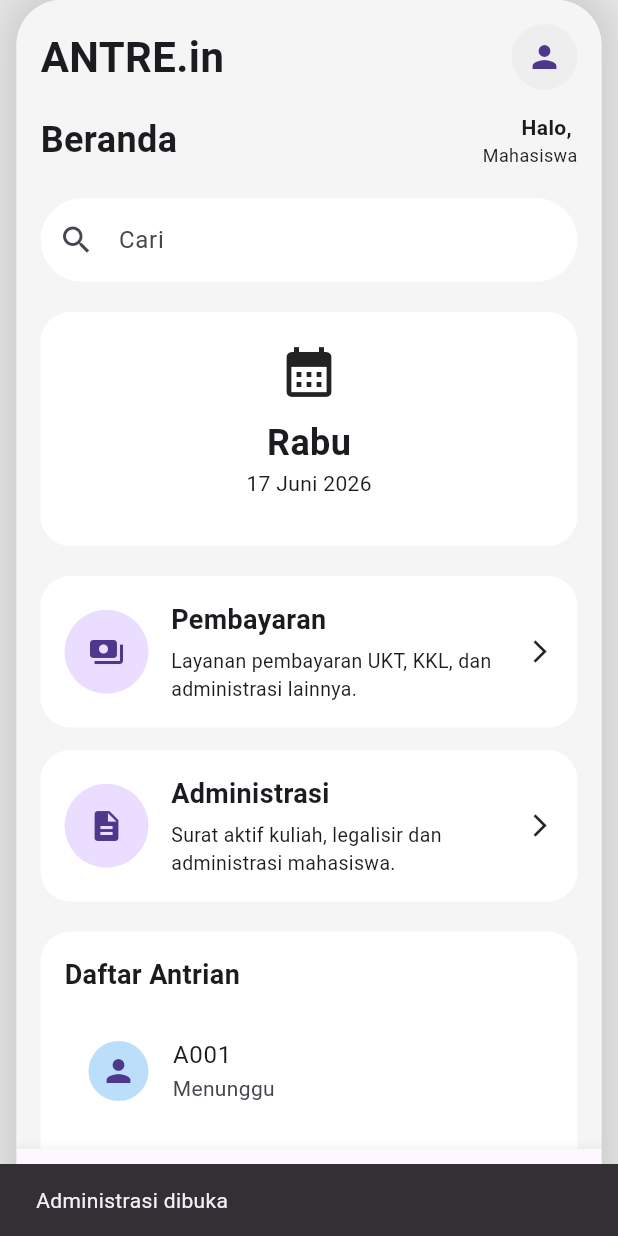
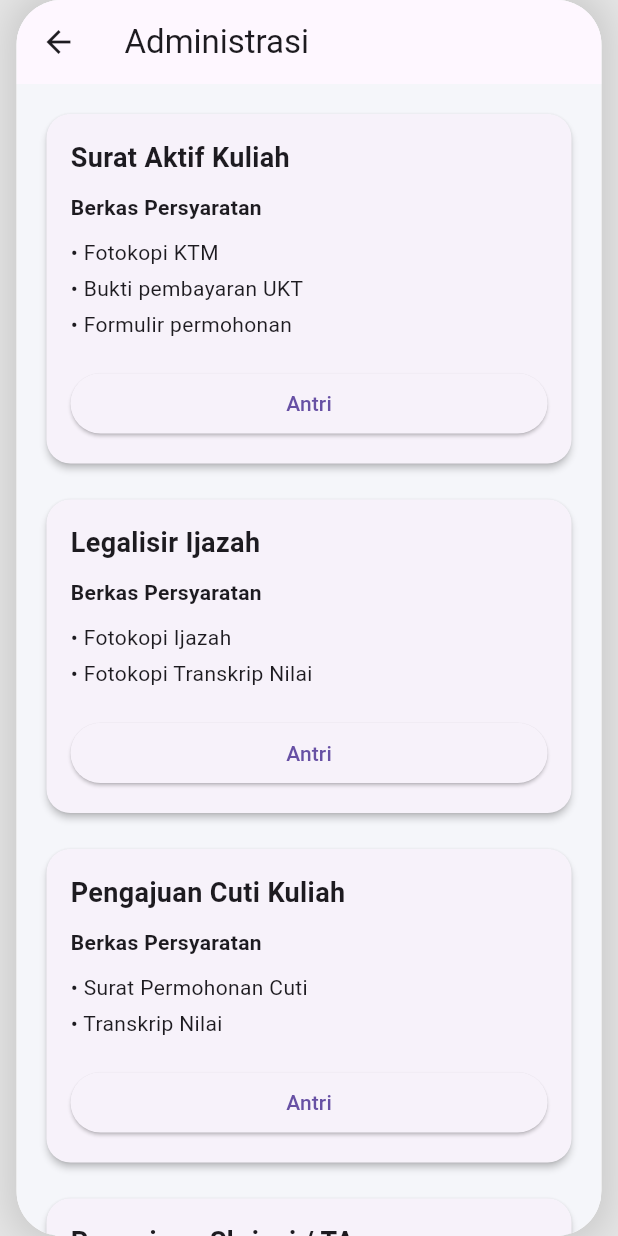
Before and after one commit to kukuhlisa/reservasi_mobile, a Flutter app: the DashboardScreen screen opened directly with empty values, after a tap on "Administrasi", on a phone screen of 412 x 824 dp. Run offline on Flutter 3.47's test engine with Material 3 defaults, Android fonts, the phone set to English and light mode, and no system bars; our stand-ins replace dio, file_picker, image_picker, shared_preferences; accounts and stored records are empty.

Commit message:
update administrasi

```diff
--- /dev/null
+++ b/lib/screens/administrasi_screen.dart
@@ -0,0 +1,154 @@
+import 'package:flutter/material.dart';
+
+import 'data_diri_screen.dart';
+
+class AdministrasiScreen extends StatelessWidget {
+  const AdministrasiScreen({super.key});
+
+  @override
+  Widget build(BuildContext context) {
+    return Scaffold(
+      backgroundColor: const Color(0xFFF5F6FA),
+      appBar: AppBar(
+        title: const Text(
+          "Administrasi",
+        ),
+      ),
+      body: ListView(
+        padding: const EdgeInsets.all(16),
+        children: [
+
+          buildCard(
+            context,
+            "Surat Aktif Kuliah",
+            [
+              "Fotokopi KTM",
+              "Bukti pembayaran UKT",
+              "Formulir permohonan",
+            ],
+          ),
+
+          const SizedBox(height: 16),
+
+          buildCard(
+            context,
+            "Legalisir Ijazah",
+            [
+              "Fotokopi Ijazah",
+              "Fotokopi Transkrip Nilai",
+            ],
+          ),
+
+          const SizedBox(height: 16),
+
+          buildCard(
+            context,
+            "Pengajuan Cuti Kuliah",
+            [
+              "Surat Permohonan Cuti",
+              "Transkrip Nilai",
+            ],
+          ),
+
+          const SizedBox(height: 16),
+
+          buildCard(
+            context,
+            "Pengajuan Skripsi / TA",
+            [
+              "Transkrip Nilai Terbaru",
+              "Lembar Persetujuan Dosen",
+              "Bukti Lunas Pembayaran",
+            ],
+          ),
+
+          const SizedBox(height: 16),
+
+          buildCard(
+            context,
+            "Penggantian KTM",
+            [
+              "Surat Kehilangan",
+              "Pas Foto 3x4",
+              "Fotokopi KTP",
+            ],
+          ),
+        ],
+      ),
+    );
+  }
+
+  Widget buildCard(
+    BuildContext context,
+    String title,
+    List<String> syarat,
+  ) {
+    return Card(
+      elevation: 2,
+      shape: RoundedRectangleBorder(
+        borderRadius: BorderRadius.circular(16),
+      ),
+      child: Padding(
+        padding: const EdgeInsets.all(16),
+        child: Column(
+          crossAxisAlignment:
+              CrossAxisAlignment.start,
+          children: [
+
+            Text(
+              title,
+              style: const TextStyle(
+                fontSize: 18,
+                fontWeight:
+                    FontWeight.bold,
+              ),
+            ),
+
+            const SizedBox(height: 10),
+
+            const Text(
+              "Berkas Persyaratan",
+              style: TextStyle(
+                fontWeight: FontWeight.w600,
+              ),
+            ),
+
+            const SizedBox(height: 10),
+
+            ...syarat.map(
+              (e) => Padding(
+                padding: const EdgeInsets.only(
+                  bottom: 4,
+                ),
+                child: Text("• $e"),
+              ),
+            ),
+
+            const SizedBox(height: 15),
+
+            SizedBox(
+              width: double.infinity,
+              child: ElevatedButton(
+                onPressed: () {
+                  Navigator.push(
+                    context,
+                    MaterialPageRoute(
+                      builder: (_) =>
+                          DataDiriScreen(
+                        jenisLayanan: title,
+                        syarat: syarat,
+                      ),
+                    ),
+                  );
+                },
+                child: const Text(
+                  "Antri",
+                ),
+              ),
+            ),
+          ],
+        ),
+      ),
+    );
+  }
+}
--- a/lib/screens/dashboard_screen.dart
+++ b/lib/screens/dashboard_screen.dart
@@ -4,6 +4,7 @@ import 'tambah_screen.dart';
 import 'monitoring_antrian_screen.dart';
 import 'profil_screen.dart';
 import 'pembayaran_screen.dart';
+import 'administrasi_screen.dart';
 
 class DashboardScreen extends StatefulWidget {
   final String name;
@@ -183,13 +184,13 @@ class _DashboardScreenState
                     "Surat aktif kuliah, legalisir dan administrasi mahasiswa.",
                 icon: Icons.description,
                 onTap: () {
-                  ScaffoldMessenger.of(context)
-                      .showSnackBar(
-                    const SnackBar(
-                      content:
-                          Text("Administrasi dibuka"),
-                    ),
-                  );
+                  Navigator.push(
+                  context,
+                  MaterialPageRoute(
+                    builder: (_) =>
+                        const AdministrasiScreen(),
+                  ),
+                );
                 },
               ),
 
```
Also changed, not shown: lib/screens/data_diri_pembayaran_screen.dart (added, +118 -0 lines), lib/screens/data_diri_screen.dart (added, +118 -0 lines), lib/screens/pembayaran_screen.dart (+7 -3 lines), lib/screens/upload_administrasi_screen.dart (added, +162 -0 lines).
